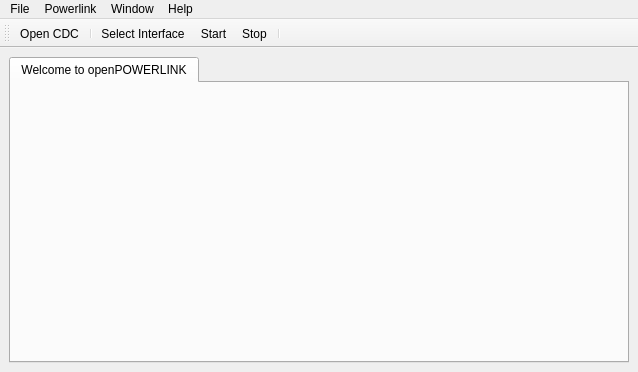
Above: apps/demo_qt_advanced/plk_qt_gui/ui/MainWindow.ui from OpenAutomationTechnologies/openPOWERLINK_Qt_App before the change. Below: the same form after it.
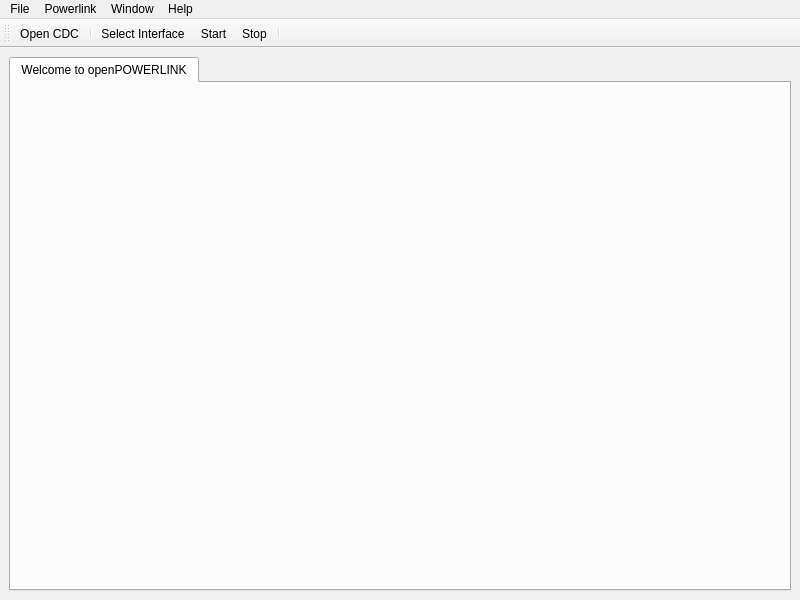
That is the form after the change. Icons and pictures are not drawn.

Commit message: Update default MainWindow size

Diff of the .ui file:
```diff
--- a/apps/demo_qt_advanced/plk_qt_gui/ui/MainWindow.ui
+++ b/apps/demo_qt_advanced/plk_qt_gui/ui/MainWindow.ui
@@ -7,14 +7,14 @@
    <rect>
     <x>0</x>
     <y>0</y>
-    <width>638</width>
-    <height>372</height>
+    <width>800</width>
+    <height>600</height>
    </rect>
   </property>
   <property name="minimumSize">
    <size>
-    <width>0</width>
-    <height>0</height>
+    <width>800</width>
+    <height>600</height>
    </size>
   </property>
   <property name="windowTitle">
@@ -57,7 +57,7 @@
     <rect>
      <x>0</x>
      <y>0</y>
-     <width>638</width>
+     <width>800</width>
      <height>20</height>
     </rect>
    </property>
```
